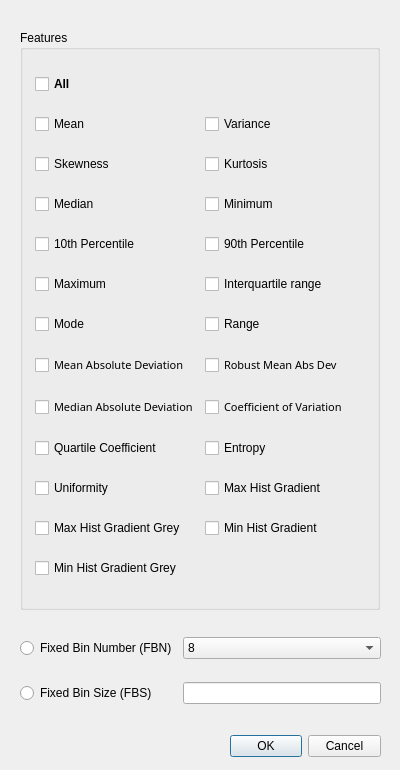
Old version of the form platform/popup_Histogram.ui in the repository Jiwon-Hwang/Radiomics-Feature-Extraction.
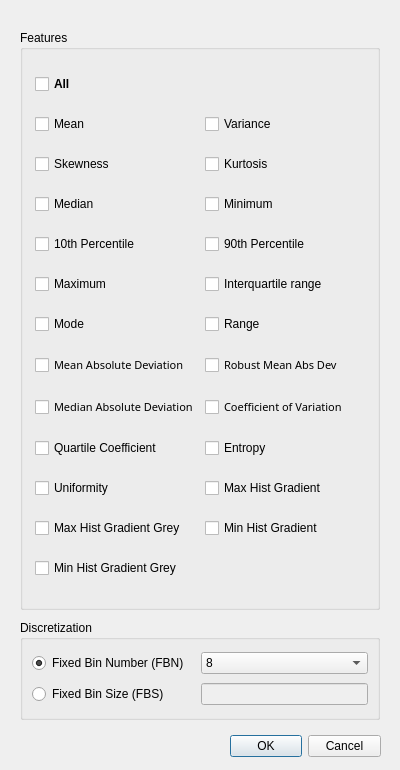
New version of the form.

Commit message: add Discretization(bin) groupBox, signal-slot(checkBinOption)

The edit to the form file:
```diff
--- a/platform/popup_Histogram.ui
+++ b/platform/popup_Histogram.ui
@@ -514,33 +514,23 @@
     </item>
    </layout>
   </widget>
-  <widget class="QWidget" name="gridLayoutWidget">
+  <widget class="QGroupBox" name="groupBox">
    <property name="geometry">
     <rect>
      <x>20</x>
      <y>620</y>
-     <width>361</width>
-     <height>101</height>
+     <width>360</width>
+     <height>100</height>
     </rect>
    </property>
-   <layout class="QGridLayout" name="gridLayout_2">
-    <property name="sizeConstraint">
-     <enum>QLayout::SetDefaultConstraint</enum>
-    </property>
-    <property name="horizontalSpacing">
-     <number>6</number>
-    </property>
-    <item row="0" column="0">
-     <widget class="QRadioButton" name="radioButton_FBN">
-      <property name="text">
-       <string>Fixed Bin Number (FBN)</string>
-      </property>
-     </widget>
-    </item>
-    <item row="1" column="0">
-     <widget class="QRadioButton" name="radioButton_FBS">
-      <property name="text">
-       <string>Fixed Bin Size (FBS)</string>
+   <property name="title">
+    <string>Discretization</string>
+   </property>
+   <layout class="QGridLayout" name="gridLayout_3">
+    <item row="2" column="1">
+     <widget class="QLineEdit" name="lineEdit_sBin">
+      <property name="enabled">
+       <bool>false</bool>
       </property>
      </widget>
     </item>
@@ -592,8 +582,22 @@
       </item>
      </widget>
     </item>
-    <item row="1" column="1">
-     <widget class="QLineEdit" name="lineEdit_sBin"/>
+    <item row="0" column="0">
+     <widget class="QRadioButton" name="radioButton_FBN">
+      <property name="text">
+       <string>Fixed Bin Number (FBN)  </string>
+      </property>
+      <property name="checked">
+       <bool>true</bool>
+      </property>
+     </widget>
+    </item>
+    <item row="2" column="0">
+     <widget class="QRadioButton" name="radioButton_FBS">
+      <property name="text">
+       <string>Fixed Bin Size (FBS)   </string>
+      </property>
+     </widget>
     </item>
    </layout>
   </widget>
```
The commit also changes 7 other files.
